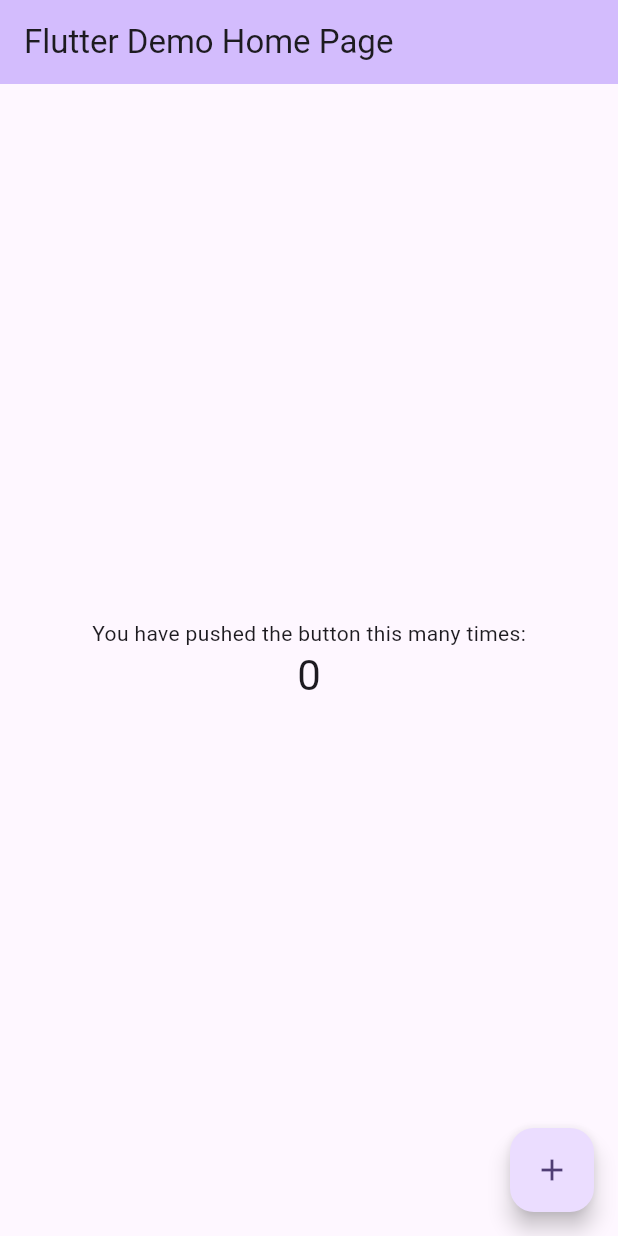
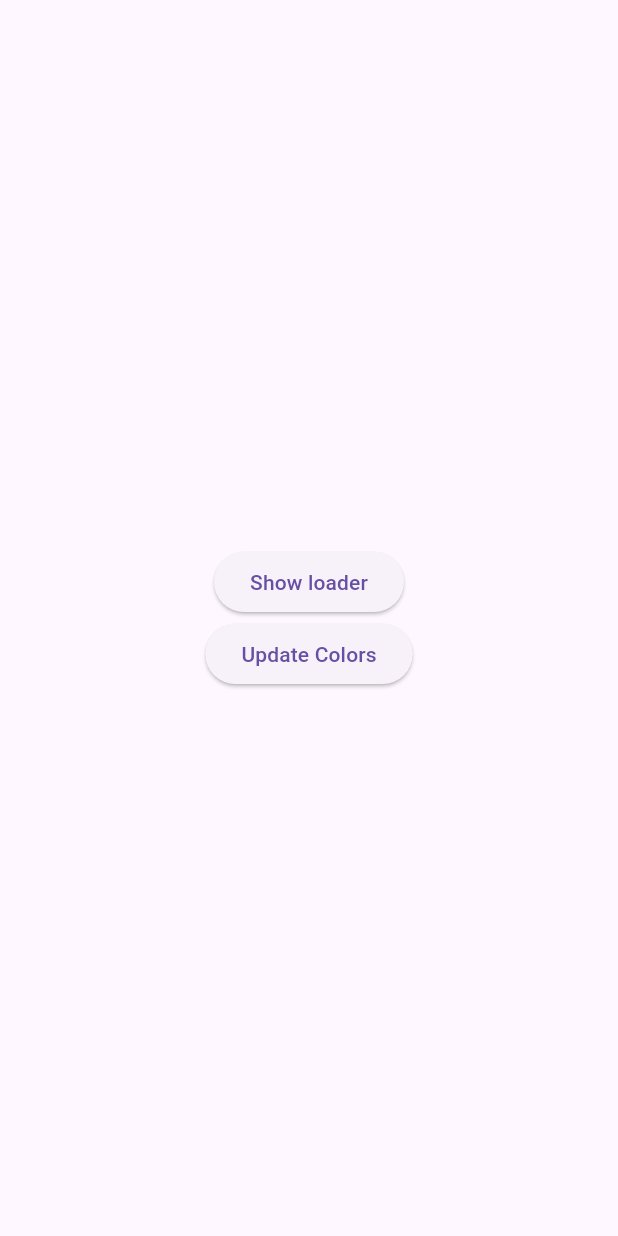
Before and after one commit to araqelyankaren99/dynamic_animated_gif, a Flutter app: the screen it shows after launch, on a phone screen of 412 x 824 dp. Run offline on Flutter 3.47's test engine with Material 3 defaults, Android fonts, the phone set to English and light mode, and no system bars; drawn by our look-alikes of loader_overlay; our stand-ins replace lottie.

Commit message:
add dynamic loader

```diff
--- /dev/null
+++ b/lib/color_inherited_widget.dart
@@ -0,0 +1,25 @@
+import 'package:dynamic_animated_gif/color_notifier.dart';
+import 'package:flutter/material.dart';
+
+class ColorInheritedWidget extends InheritedWidget {
+  const ColorInheritedWidget({
+    super.key,
+    required super.child,
+    required this.colorNotifier,
+  });
+
+  final ColorNotifier colorNotifier;
+
+  static ColorInheritedWidget of(BuildContext context) {
+    final ColorInheritedWidget? result = context
+        .dependOnInheritedWidgetOfExactType<ColorInheritedWidget>();
+    assert(result != null, 'No MyInheritedWidget found in context');
+    return result!;
+  }
+
+  @override
+  bool updateShouldNotify(ColorInheritedWidget old) {
+    return old.colorNotifier.secondaryColor != colorNotifier.secondaryColor
+        || old.colorNotifier.primaryColor != colorNotifier.primaryColor;
+  }
+}
--- /dev/null
+++ b/lib/color_notifier.dart
@@ -0,0 +1,25 @@
+import 'package:flutter/material.dart';
+
+class ColorNotifier extends ChangeNotifier{
+  Color _primaryColor = const Color(0xFF000000);
+  Color _secondaryColor = const Color(0xFF000000);
+
+  Color get primaryColor => _primaryColor;
+  Color get secondaryColor => _secondaryColor;
+
+  void updatePrimaryColor(Color primaryColor) {
+    if(primaryColor == _primaryColor){
+      return;
+    }
+    _primaryColor = primaryColor;
+    notifyListeners();
+  }
+
+  void updateSecondaryColor(Color secondaryColor) {
+    if(secondaryColor == _secondaryColor){
+      return;
+    }
+    _secondaryColor = secondaryColor;
+    notifyListeners();
+  }
+}
--- a/lib/main.dart
+++ b/lib/main.dart
@@ -1,122 +1,113 @@
+import 'dart:math';
+
+import 'package:dynamic_animated_gif/color_inherited_widget.dart';
+import 'package:dynamic_animated_gif/color_notifier.dart';
+import 'package:dynamic_animated_gif/loader_widget.dart';
 import 'package:flutter/material.dart';
+import 'package:loader_overlay/loader_overlay.dart';
 
 void main() {
   runApp(const MyApp());
 }
 
-class MyApp extends StatelessWidget {
+class MyApp extends StatefulWidget {
   const MyApp({super.key});
 
-  // This widget is the root of your application.
+  @override
+  State<MyApp> createState() => _MyAppState();
+}
+
+class _MyAppState extends State<MyApp> {
+  static const Color _overlayColor = Color(0x66636363);
+  final _colorNotifier = ColorNotifier();
+  late Color _primaryColor = _colorNotifier.primaryColor;
+  late Color _secondaryColor = _colorNotifier.secondaryColor;
+
+  @override
+  void didChangeDependencies() {
+    super.didChangeDependencies();
+    _colorNotifier.addListener((){
+      _primaryColor = _colorNotifier.primaryColor;
+      _secondaryColor = _colorNotifier.secondaryColor;
+      setState(() {});
+    });
+
+  }
+
   @override
   Widget build(BuildContext context) {
-    return MaterialApp(
-      title: 'Flutter Demo',
-      theme: ThemeData(
-        // This is the theme of your application.
-        //
-        // TRY THIS: Try running your application with "flutter run". You'll see
-        // the application has a purple toolbar. Then, without quitting the app,
-        // try changing the seedColor in the colorScheme below to Colors.green
-        // and then invoke "hot reload" (save your changes or press the "hot
-        // reload" button in a Flutter-supported IDE, or press "r" if you used
-        // the command line to start the app).
-        //
-        // Notice that the counter didn't reset back to zero; the application
-        // state is not lost during the reload. To reset the state, use hot
-        // restart instead.
-        //
-        // This works for code too, not just values: Most code changes can be
-        // tested with just a hot reload.
-        colorScheme: ColorScheme.fromSeed(seedColor: Colors.deepPurple),
+    return ColorInheritedWidget(
+      colorNotifier: _colorNotifier,
+      child: GlobalLoaderOverlay(
+        useDefaultLoading: false,
+        overlayColor: _overlayColor,
+        overlayOpacity: 1,
+        overlayWidget: Center(
+          child: LoaderWidget(
+            primaryColor: _primaryColor,
+            secondaryColor: _secondaryColor,
+          ),
+        ),
+        child: MaterialApp(
+          debugShowCheckedModeBanner: false,
+          home: _HomeScreen(),
+        ),
       ),
-      home: const MyHomePage(title: 'Flutter Demo Home Page'),
     );
   }
 }
 
-class MyHomePage extends StatefulWidget {
-  const MyHomePage({super.key, required this.title});
-
-  // This widget is the home page of your application. It is stateful, meaning
-  // that it has a State object (defined below) that contains fields that affect
-  // how it looks.
-
-  // This class is the configuration for the state. It holds the values (in this
-  // case the title) provided by the parent (in this case the App widget) and
-  // used by the build method of the State. Fields in a Widget subclass are
-  // always marked "final".
-
-  final String title;
+class _HomeScreen extends StatefulWidget {
+  const _HomeScreen();
 
   @override
-  State<MyHomePage> createState() => _MyHomePageState();
+  State<_HomeScreen> createState() => _HomeScreenState();
 }
 
-class _MyHomePageState extends State<MyHomePage> {
-  int _counter = 0;
-
-  void _incrementCounter() {
-    setState(() {
-      // This call to setState tells the Flutter framework that something has
-      // changed in this State, which causes it to rerun the build method below
-      // so that the display can reflect the updated values. If we changed
-      // _counter without calling setState(), then the build method would not be
-      // called again, and so nothing would appear to happen.
-      _counter++;
-    });
-  }
-
+class _HomeScreenState extends State<_HomeScreen> {
   @override
   Widget build(BuildContext context) {
-    // This method is rerun every time setState is called, for instance as done
-    // by the _incrementCounter method above.
-    //
-    // The Flutter framework has been optimized to make rerunning build methods
-    // fast, so that you can just rebuild anything that needs updating rather
-    // than having to individually change instances of widgets.
     return Scaffold(
-      appBar: AppBar(
-        // TRY THIS: Try changing the color here to a specific color (to
-        // Colors.amber, perhaps?) and trigger a hot reload to see the AppBar
-        // change color while the other colors stay the same.
-        backgroundColor: Theme.of(context).colorScheme.inversePrimary,
-        // Here we take the value from the MyHomePage object that was created by
-        // the App.build method, and use it to set our appbar title.
-        title: Text(widget.title),
-      ),
       body: Center(
-        // Center is a layout widget. It takes a single child and positions it
-        // in the middle of the parent.
         child: Column(
-          // Column is also a layout widget. It takes a list of children and
-          // arranges them vertically. By default, it sizes itself to fit its
-          // children horizontally, and tries to be as tall as its parent.
-          //
-          // Column has various properties to control how it sizes itself and
-          // how it positions its children. Here we use mainAxisAlignment to
-          // center the children vertically; the main axis here is the vertical
-          // axis because Columns are vertical (the cross axis would be
-          // horizontal).
-          //
-          // TRY THIS: Invoke "debug painting" (choose the "Toggle Debug Paint"
-          // action in the IDE, or press "p" in the console), to see the
-          // wireframe for each widget.
-          mainAxisAlignment: MainAxisAlignment.center,
-          children: <Widget>[
-            const Text('You have pushed the button this many times:'),
-            Text(
-              '$_counter',
-              style: Theme.of(context).textTheme.headlineMedium,
+          mainAxisSize: MainAxisSize.min,
+          children: [
+            Builder(
+              builder: (context) {
+                return ElevatedButton(
+                  onPressed: () async {
+                    final overlay = context.loaderOverlay;
+                    overlay.show();
+                    await Future.delayed(Duration(seconds: 5));
+                    if (mounted) {
+                      overlay.hide();
+                    }
+                  },
+                  child: Text('Show loader'),
+                );
+              },
             ),
+            ElevatedButton(onPressed: () {
+              final primaryColor = _getRandomColor();
+              final secondaryColor = _getRandomColor();
+              ColorInheritedWidget.of(context).colorNotifier
+                ..updatePrimaryColor(primaryColor)
+                ..updateSecondaryColor(secondaryColor);
+            },
+              child: Text('Update Colors'),),
           ],
         ),
       ),
-      floatingActionButton: FloatingActionButton(
-        onPressed: _incrementCounter,
-        tooltip: 'Increment',
-        child: const Icon(Icons.add),
-      ), // This trailing comma makes auto-formatting nicer for build methods.
+    );
+  }
+
+  Color _getRandomColor() {
+    final random = Random();
+    return Color.fromARGB(
+      255,
+      random.nextInt(256),
+      random.nextInt(256),
+      random.nextInt(256),
     );
   }
 }
--- a/pubspec.yaml
+++ b/pubspec.yaml
@@ -34,6 +34,8 @@ dependencies:
   # The following adds the Cupertino Icons font to your application.
   # Use with the CupertinoIcons class for iOS style icons.
   cupertino_icons: ^1.0.8
+  lottie: ^3.1.2
+  loader_overlay: ^2.3.2
 
 dev_dependencies:
   flutter_test:
@@ -56,6 +58,8 @@ flutter:
   # included with your application, so that you can use the icons in
   # the material Icons class.
   uses-material-design: true
+  assets:
+    - assets/
 
   # To add assets to your application, add an assets section, like this:
   # assets:
```
Also changed, not shown: lib/loader_widget.dart (added, +34 -0 lines), pubspec.lock, 2 other files.
